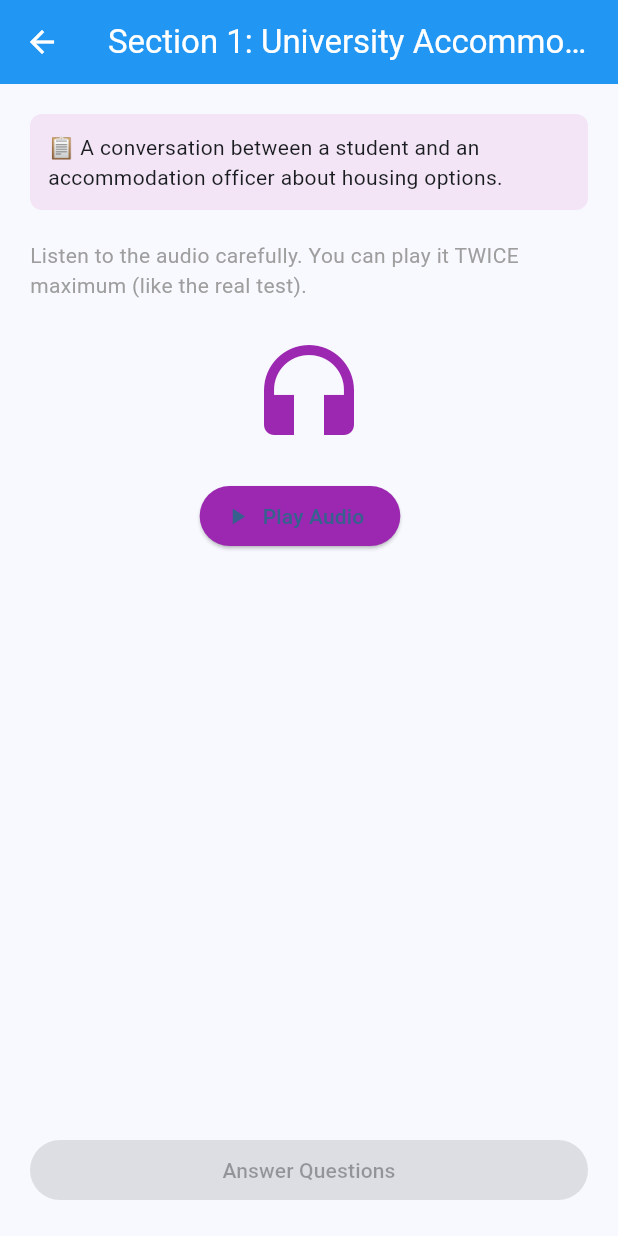
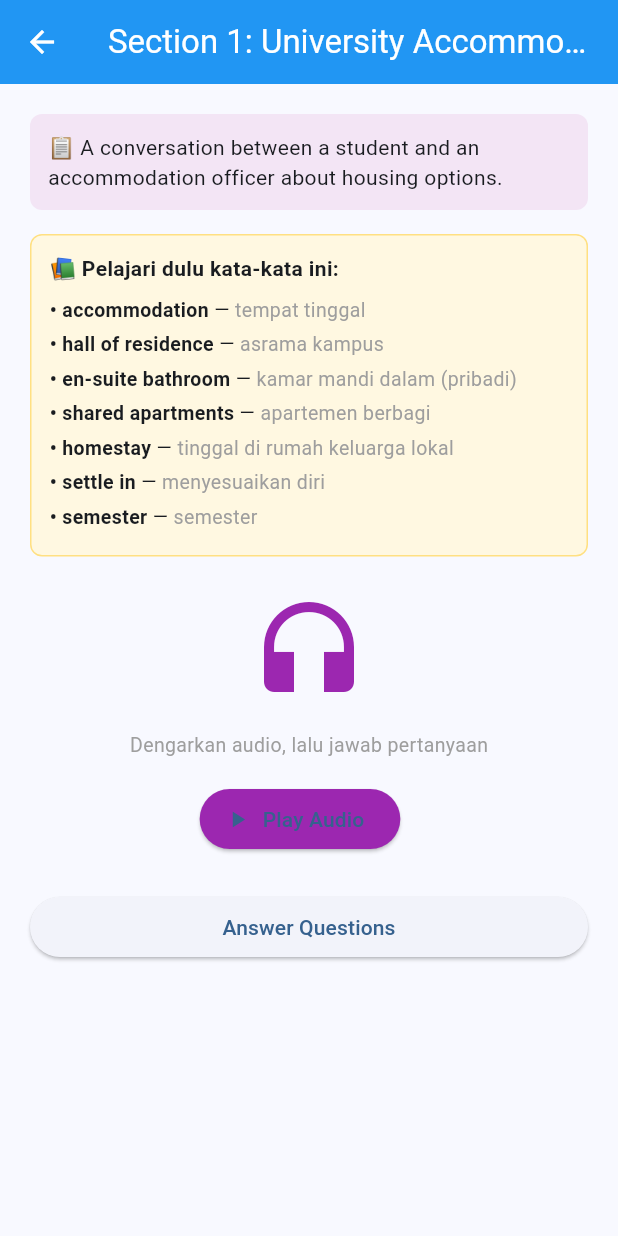
Before and after one commit to easystudio-arch/easy-ach-dashboard, a Flutter app: the _ListeningDetail screen opened directly with sample values from the repository, on a phone screen of 412 x 824 dp. Run offline on Flutter 3.47's test engine with Material 3 defaults, Android fonts, the phone set to English and light mode, and no system bars; our stand-ins replace flip_card, flutter_tts, percent_indicator, shared_preferences; accounts and stored records are empty.

Commit message:
fix: ielts vocab

```diff
--- a/lib/data/ielts_data.dart
+++ b/lib/data/ielts_data.dart
@@ -73,6 +73,15 @@ International cooperation on shared water resources remains inadequate. Transbou
     IeltsListeningSection(
       title: 'Section 1: University Accommodation',
       context: 'A conversation between a student and an accommodation officer about housing options.',
+      keyVocabulary: {
+        'accommodation': 'tempat tinggal',
+        'hall of residence': 'asrama kampus',
+        'en-suite bathroom': 'kamar mandi dalam (pribadi)',
+        'shared apartments': 'apartemen berbagi',
+        'homestay': 'tinggal di rumah keluarga lokal',
+        'settle in': 'menyesuaikan diri',
+        'semester': 'semester',
+      },
       audioText: '''Good morning, how can I help you today? Hi, I'm looking for accommodation for next semester. I'm a second-year student studying engineering. Of course. We have several options available. First, there's the new hall of residence on campus called Parkview. It's a single room with an en-suite bathroom, and includes all meals. The cost is eight hundred and fifty pounds per month. Alternatively, we have shared apartments off campus on Bridge Street. You'd share with three other students. Each person has their own bedroom, but the kitchen and bathroom are shared. That's five hundred and twenty pounds per month, and you arrange your own meals. There's also a homestay option where you live with a local family. That includes breakfast and dinner, and it's six hundred and seventy-five pounds per month. When would I need to move in? The semester starts on the fifteenth of September, but you can move in from the tenth. I'd recommend the earlier date so you can settle in before classes begin.''',
       questions: [
         IeltsQuestion(question: 'What subject is the student studying?', type: 'multiple_choice', options: ['Medicine', 'Engineering', 'Business', 'Architecture'], correctIndex: 1, explanation: 'The student says "I\'m a second-year student studying engineering."'),
@@ -84,6 +93,15 @@ International cooperation on shared water resources remains inadequate. Transbou
     IeltsListeningSection(
       title: 'Section 2: Museum Tour',
       context: 'A guide giving information about a museum to a group of visitors.',
+      keyVocabulary: {
+        'geology': 'geologi / ilmu batuan',
+        'natural history': 'sejarah alam',
+        'astronomy': 'astronomi / ilmu bintang',
+        'interactive exhibits': 'pameran interaktif',
+        'temporary exhibitions': 'pameran sementara',
+        'photography is permitted': 'fotografi diizinkan',
+        'approximately': 'kira-kira / sekitar',
+      },
       audioText: '''Welcome to the National Science Museum. Before we begin our tour, let me give you some practical information. The museum has four floors. We're currently on the ground floor, which houses the geology and natural history collections. The first floor is dedicated entirely to space exploration and astronomy. On the second floor, you'll find our interactive technology exhibits, which are particularly popular with younger visitors. The third floor contains temporary exhibitions, and this month we're featuring an exhibition on climate change which runs until the twenty-third of March. Photography is permitted in all areas except the temporary exhibition hall. The museum café is located on the ground floor near the east entrance. It serves hot meals until two thirty, and sandwiches and drinks until closing time at five thirty. If you have any questions during the tour, please don't hesitate to ask. Our tour will last approximately ninety minutes.''',
       questions: [
         IeltsQuestion(question: 'What is on the first floor?', type: 'multiple_choice', options: ['Natural history', 'Space exploration', 'Technology exhibits', 'Temporary exhibitions'], correctIndex: 1, explanation: '"The first floor is dedicated entirely to space exploration and astronomy."'),
@@ -95,6 +113,17 @@ International cooperation on shared water resources remains inadequate. Transbou
     IeltsListeningSection(
       title: 'Section 3: Research Project Discussion',
       context: 'Two university students discussing their research project on social media usage.',
+      keyVocabulary: {
+        'survey data': 'data survei',
+        'respondents': 'responden / peserta survei',
+        'age distribution': 'distribusi usia',
+        'preliminary': 'awal / pendahuluan',
+        'correlation': 'korelasi / hubungan',
+        'methodology': 'metodologi / cara penelitian',
+        'qualitative coding': 'pengkodean kualitatif',
+        'thematic analysis': 'analisis tematik',
+        'deadline': 'tenggat waktu',
+      },
       audioText: '''So, how's the research going, Sarah? Well, I've finished collecting the survey data. We got responses from two hundred and forty-three participants, which is above our target of two hundred. That's great. What about the age distribution? Most respondents were between eighteen and twenty-five, which makes sense given we distributed it through the university. But we also got about thirty percent from the twenty-six to thirty-five age group through online forums. Interesting. Have you started the analysis yet? I've done some preliminary work. The most striking finding so far is that seventy-eight percent of respondents check social media within fifteen minutes of waking up. And there seems to be a strong correlation between heavy social media use and reported anxiety levels. That aligns with previous research. What methodology should we use for the full analysis? I think we should use a mixed methods approach. Quantitative analysis for the survey data, then qualitative coding for the open-ended responses. We could use thematic analysis for that. Agreed. When is the deadline for the first draft? Professor Williams wants it by the fourteenth of November. That gives us about three weeks.''',
       questions: [
         IeltsQuestion(question: 'How many survey responses did they receive?', type: 'multiple_choice', options: ['200', '230', '243', '250'], correctIndex: 2, explanation: '"We got responses from two hundred and forty-three participants."'),
--- a/lib/models/models.dart
+++ b/lib/models/models.dart
@@ -86,8 +86,9 @@ class IeltsListeningSection {
   final String audioText; // text for TTS
   final String context; // description of scenario
   final List<IeltsQuestion> questions;
+  final Map<String, String> keyVocabulary; // word -> meaning in Indonesian
 
-  const IeltsListeningSection({required this.title, required this.audioText, required this.context, required this.questions});
+  const IeltsListeningSection({required this.title, required this.audioText, required this.context, required this.questions, this.keyVocabulary = const {}});
 }
 
 class IeltsWritingTask {
--- a/lib/screens/ielts_listening_screen.dart
+++ b/lib/screens/ielts_listening_screen.dart
@@ -67,7 +67,7 @@ class _ListeningDetailState extends State<_ListeningDetail> {
     if (_showQuiz) return Scaffold(appBar: AppBar(title: const Text('Questions')), body: _buildQuiz());
     return Scaffold(
       appBar: AppBar(title: Text(widget.section.title)),
-      body: Padding(
+      body: SingleChildScrollView(
         padding: const EdgeInsets.all(20),
         child: Column(
           children: [
@@ -78,13 +78,38 @@ class _ListeningDetailState extends State<_ListeningDetail> {
               decoration: BoxDecoration(color: Colors.purple.shade50, borderRadius: BorderRadius.circular(8)),
               child: Text('📋 ${widget.section.context}', style: const TextStyle(fontSize: 14)),
             ),
-            const SizedBox(height: 20),
-            // Instructions
-            const Text('Listen to the audio carefully. You can play it TWICE maximum (like the real test).', style: TextStyle(color: Colors.grey)),
+            const SizedBox(height: 16),
+            // Key Vocabulary
+            if (widget.section.keyVocabulary.isNotEmpty)
+              Container(
+                width: double.infinity,
+                padding: const EdgeInsets.all(12),
+                decoration: BoxDecoration(color: Colors.amber.shade50, borderRadius: BorderRadius.circular(8), border: Border.all(color: Colors.amber.shade200)),
+                child: Column(
+                  crossAxisAlignment: CrossAxisAlignment.start,
+                  children: [
+                    const Text('📚 Pelajari dulu kata-kata ini:', style: TextStyle(fontWeight: FontWeight.bold, fontSize: 14)),
+                    const SizedBox(height: 8),
+                    ...widget.section.keyVocabulary.entries.map((e) => Padding(
+                      padding: const EdgeInsets.only(bottom: 4),
+                      child: Row(
+                        crossAxisAlignment: CrossAxisAlignment.start,
+                        children: [
+                          Text('• ${e.key}', style: const TextStyle(fontWeight: FontWeight.w600, fontSize: 13)),
+                          const Text(' — ', style: TextStyle(fontSize: 13)),
+                          Expanded(child: Text(e.value, style: const TextStyle(fontSize: 13, color: Colors.grey))),
+                        ],
+                      ),
+                    )),
+                  ],
+                ),
+              ),
             const SizedBox(height: 20),
             // Play button
             Icon(_isPlaying ? Icons.graphic_eq : Icons.headphones, size: 80, color: Colors.purple),
-            const SizedBox(height: 20),
+            const SizedBox(height: 16),
+            const Text('Dengarkan audio, lalu jawab pertanyaan', style: TextStyle(color: Colors.grey, fontSize: 13)),
+            const SizedBox(height: 16),
             Row(
               mainAxisAlignment: MainAxisAlignment.center,
               children: [
@@ -98,11 +123,11 @@ class _ListeningDetailState extends State<_ListeningDetail> {
                 if (_isPlaying) ElevatedButton.icon(onPressed: _stop, icon: const Icon(Icons.stop), label: const Text('Stop')),
               ],
             ),
-            const Spacer(),
+            const SizedBox(height: 24),
             SizedBox(
               width: double.infinity,
               child: ElevatedButton(
-                onPressed: _hasListened ? () => setState(() => _showQuiz = true) : null,
+                onPressed: () => setState(() => _showQuiz = true),
                 child: const Text('Answer Questions'),
               ),
             ),
```
Also changed, not shown: 4 other files.
